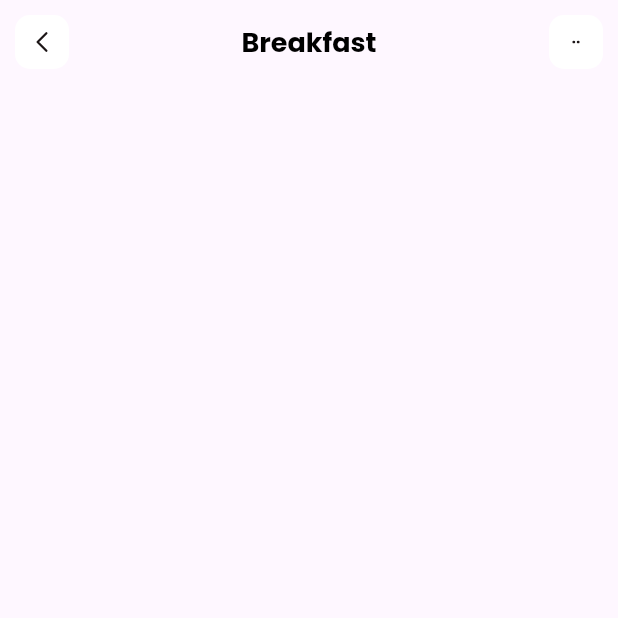
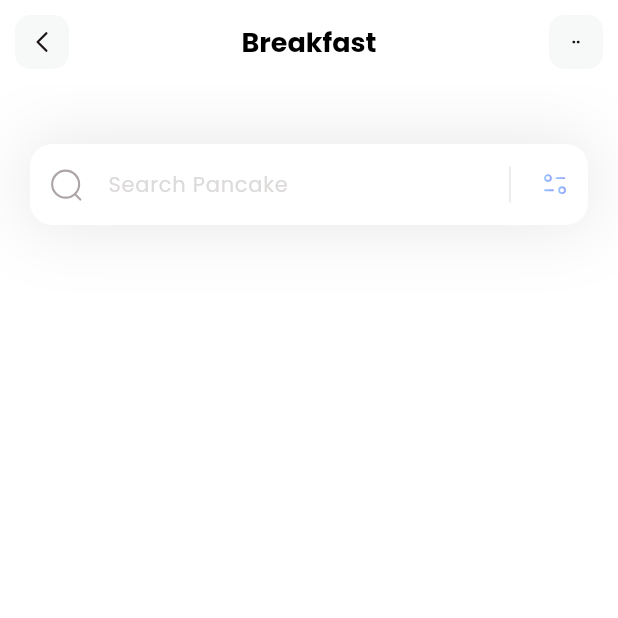
Before and after one commit to v-ishwa/fitness-app-ui, a Flutter app: the screen it shows after launch, on a phone screen of 412 x 824 dp, the top half of it. Run offline on Flutter 3.47's test engine with Material 3 defaults, Android fonts, the phone set to English and light mode, and no system bars; our stand-ins replace flutter_svg.

Commit message:
ui: Add textfield with icons

```diff
--- a/lib/main.dart
+++ b/lib/main.dart
@@ -8,12 +8,11 @@ void main() {
 class MyApp extends StatelessWidget {
   const MyApp({super.key});
 
-  // This widget is the root of your application.
   @override
   Widget build(BuildContext context) {
     return MaterialApp(
       theme: ThemeData(fontFamily: "Poppins"),
-      home: HomePage(),
+      home: const HomePage(),
       debugShowCheckedModeBanner: false,
     );
   }
--- a/lib/pages/home.dart
+++ b/lib/pages/home.dart
@@ -7,7 +7,9 @@ class HomePage extends StatelessWidget {
   @override
   Widget build(BuildContext context) {
     return Scaffold(
+      backgroundColor: Colors.white,
       appBar: AppBar(
+        backgroundColor: Colors.white,
         centerTitle: true,
         title: Text(
           "Breakfast",
@@ -23,7 +25,7 @@ class HomePage extends StatelessWidget {
             alignment: Alignment.center,
             margin: EdgeInsets.all(10),
             decoration: BoxDecoration(
-              color: Colors.white,
+              color: Color(0xffF7F8F8),
               borderRadius: BorderRadius.circular(10),
             ),
             child: SvgPicture.asset(
@@ -41,7 +43,7 @@ class HomePage extends StatelessWidget {
               alignment: Alignment.center,
               margin: EdgeInsets.all(10),
               decoration: BoxDecoration(
-                color: Colors.white,
+                color: Color(0xffF7F8F8),
                 borderRadius: BorderRadius.circular(10),
               ),
               child: SvgPicture.asset(
@@ -53,6 +55,63 @@ class HomePage extends StatelessWidget {
           ),
         ],
       ),
+      body: Column(
+        children: [
+          Container(
+            margin: EdgeInsets.only(top: 40, left: 20, right: 20),
+            decoration: BoxDecoration(
+              boxShadow: [
+                BoxShadow(
+                  color: Color(0xff1D1617).withOpacity(0.11),
+                  blurRadius: 40,
+                  spreadRadius: 0.0,
+                ),
+              ],
+            ),
+            child: TextField(
+              decoration: InputDecoration(
+                hintText: "Search Pancake",
+                hintStyle: TextStyle(color: Color(0xffDDDADA), fontSize: 14),
+                prefixIcon: Padding(
+                  padding: const EdgeInsets.all(12.0),
+                  child: SvgPicture.asset(
+                    "assets/icons/Search.svg",
+                    height: 20,
+                    width: 20,
+                  ),
+                ),
+                suffixIcon: SizedBox(
+                  width: 100,
+                  child: IntrinsicHeight(
+                    child: Row(
+                      mainAxisAlignment: MainAxisAlignment.end,
+                      children: [
+                        VerticalDivider(
+                          color: Colors.black,
+                          indent: 12,
+                          endIndent: 12,
+                          thickness: 0.1,
+                        ),
+                        Padding(
+                          padding: const EdgeInsets.all(12.0),
+                          child: SvgPicture.asset("assets/icons/Filter.svg"),
+                        ),
+                      ],
+                    ),
+                  ),
+                ),
+                filled: true,
+                fillColor: Colors.white,
+                contentPadding: EdgeInsets.all(15),
+                border: OutlineInputBorder(
+                  borderRadius: BorderRadius.circular(15),
+                  borderSide: BorderSide.none,
+                ),
+              ),
+            ),
+          ),
+        ],
+      ),
     );
   }
 }
```
Also changed, not shown: assets/icons/Filter.svg (added), assets/icons/Search.svg (added).
